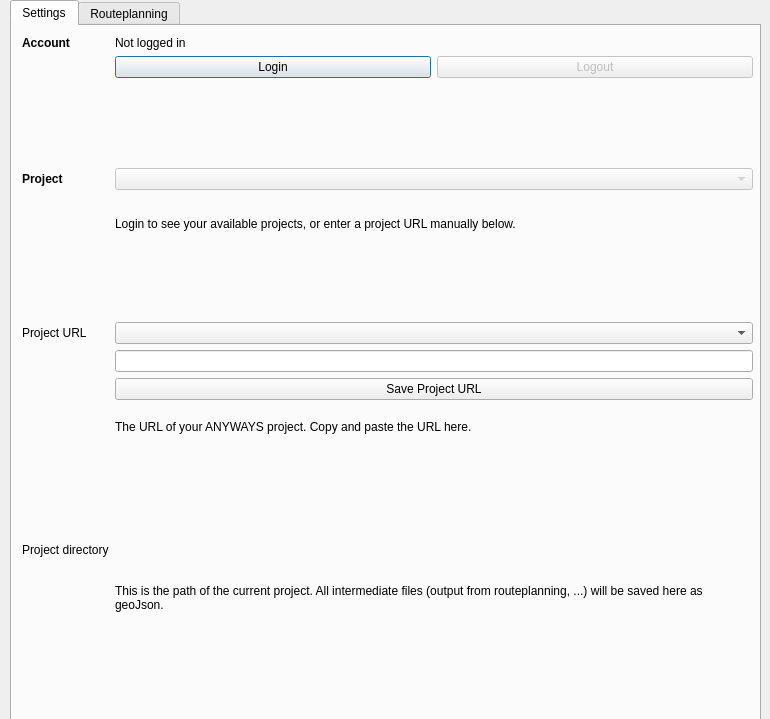
This is ImPact_toolbox_dialog_base.ui in anyways-open/impact-qgis-plugin as Qt 5 draws it before an edit. The edited form follows.
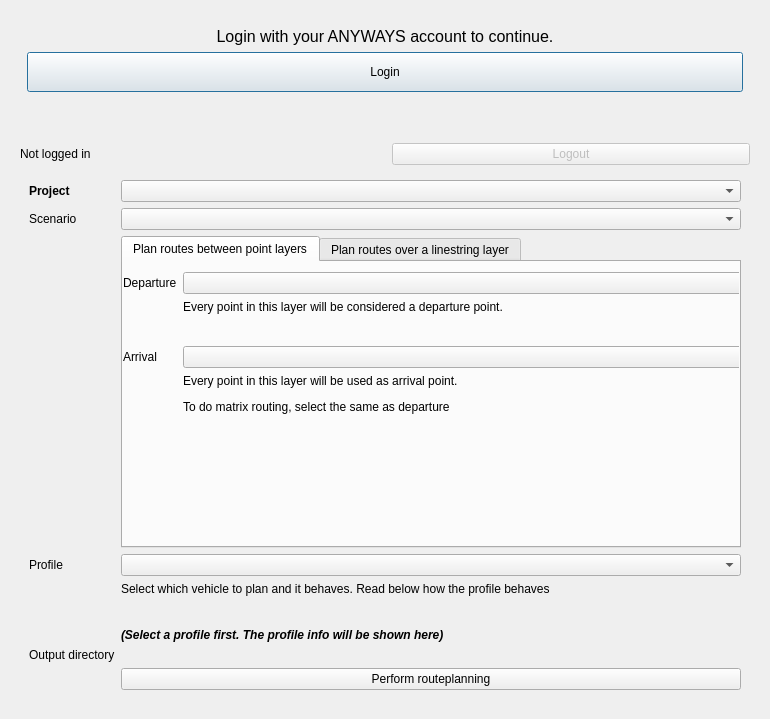
This is the edited form. The open tabs and pages were chosen to show the change. Custom widgets are drawn as their Qt base class.

Commit message:
Remove settings tab, require login for routeplanning.
- Replace tabbed UI with single view: login panel when logged out,
  routeplanning panel when logged in
- Remove unauthenticated manual URL entry flow
- Persist selected project ID in QGIS project settings
- Restore saved project and load networks immediately on open
- Project list loads in parallel without redundant network fetch

Patch:
```diff
--- a/ImPact_toolbox_dialog_base.ui
+++ b/ImPact_toolbox_dialog_base.ui
@@ -43,59 +43,107 @@
   <property name="modal">
    <bool>true</bool>
   </property>
-  <widget class="QTabWidget" name="main_tab">
-   <property name="geometry">
-    <rect>
-     <x>10</x>
-     <y>0</y>
-     <width>751</width>
-     <height>721</height>
-    </rect>
-   </property>
-   <property name="currentIndex">
-    <number>1</number>
-   </property>
-   <widget class="QWidget" name="settings_tab">
-    <attribute name="title">
-     <string>Settings</string>
-    </attribute>
-    <widget class="QWidget" name="formLayoutWidget">
-     <property name="geometry">
-      <rect>
-       <x>10</x>
-       <y>10</y>
-       <width>731</width>
-       <height>661</height>
-      </rect>
-     </property>
-     <layout class="QFormLayout" name="settings_form">
-      <item row="0" column="0">
-       <widget class="QLabel" name="label_auth_header">
+  <layout class="QVBoxLayout" name="main_layout">
+   <!-- Login panel: shown when not logged in -->
+   <item>
+    <widget class="QWidget" name="login_panel">
+     <layout class="QVBoxLayout" name="login_panel_layout">
+      <item>
+       <spacer name="login_spacer_top">
+        <property name="orientation">
+         <enum>Qt::Vertical</enum>
+        </property>
+       </spacer>
+      </item>
+      <item>
+       <widget class="QLabel" name="login_prompt_label">
         <property name="text">
-         <string>Account</string>
+         <string>Login with your ANYWAYS account to continue.</string>
+        </property>
+        <property name="alignment">
+         <set>Qt::AlignCenter</set>
         </property>
         <property name="font">
          <font>
-          <bold>true</bold>
+          <pointsize>12</pointsize>
          </font>
         </property>
        </widget>
       </item>
-      <item row="0" column="1">
-       <widget class="QLabel" name="auth_status_label">
-        <property name="text">
-         <string>Not logged in</string>
-        </property>
-       </widget>
-      </item>
-      <item row="1" column="1">
-       <layout class="QHBoxLayout" name="auth_buttons_layout">
+      <item>
+       <layout class="QHBoxLayout" name="login_button_center_layout">
+        <item>
+         <spacer>
+          <property name="orientation">
+           <enum>Qt::Horizontal</enum>
+          </property>
+         </spacer>
+        </item>
         <item>
          <widget class="QPushButton" name="login_button">
           <property name="text">
            <string>Login</string>
           </property>
+          <property name="minimumSize">
+           <size>
+            <width>200</width>
+            <height>40</height>
+           </size>
+          </property>
          </widget>
+        </item>
+        <item>
+         <spacer>
+          <property name="orientation">
+           <enum>Qt::Horizontal</enum>
+          </property>
+         </spacer>
+        </item>
+       </layout>
+      </item>
+      <item>
+       <widget class="QLabel" name="login_code_label">
+        <property name="text">
+         <string/>
+        </property>
+        <property name="wordWrap">
+         <bool>true</bool>
+        </property>
+        <property name="alignment">
+         <set>Qt::AlignCenter</set>
+        </property>
+       </widget>
+      </item>
+      <item>
+       <spacer name="login_spacer_bottom">
+        <property name="orientation">
+         <enum>Qt::Vertical</enum>
+        </property>
+       </spacer>
+      </item>
+     </layout>
+    </widget>
+   </item>
+   <!-- Routeplanning panel: shown when logged in -->
+   <item>
+    <widget class="QWidget" name="routeplanning_panel">
+     <layout class="QVBoxLayout" name="routeplanning_panel_layout">
+      <!-- Auth status bar -->
+      <item>
+       <layout class="QHBoxLayout" name="auth_bar_layout">
+        <item>
+         <widget class="QLabel" name="auth_status_label">
+          <property name="text">
+           <string>Not logged in</string>
+          </property>
+         </widget>
+        </item>
+        <item>
+         <spacer>
+          <property name="orientation">
+           <enum>Qt::Horizontal</enum>
+          </property>
+         </spacer>
         </item>
         <item>
          <widget class="QPushButton" name="logout_button">
@@ -109,189 +157,33 @@
         </item>
        </layout>
       </item>
-      <item row="2" column="1">
-       <widget class="QLabel" name="login_code_label">
-        <property name="text">
-         <string/>
-        </property>
-        <property name="wordWrap">
-         <bool>true</bool>
-        </property>
-       </widget>
-      </item>
-      <item row="3" column="1">
-       <spacer name="verticalSpacer">
-        <property name="orientation">
-         <enum>Qt::Vertical</enum>
-        </property>
-        <property name="sizeHint" stdset="0">
-         <size>
-          <width>20</width>
-          <height>20</height>
-         </size>
-        </property>
-       </spacer>
-      </item>
-      <item row="4" column="0">
-       <widget class="QLabel" name="label_project_header">
-        <property name="text">
-         <string>Project</string>
-        </property>
-        <property name="font">
-         <font>
-          <bold>true</bold>
-         </font>
-        </property>
-       </widget>
-      </item>
-      <item row="4" column="1">
-       <widget class="QComboBox" name="project_picker">
-        <property name="enabled">
-         <bool>false</bool>
-        </property>
-       </widget>
-      </item>
-      <item row="5" column="1">
-       <widget class="QLabel" name="label_project_explanation">
-        <property name="text">
-         <string>&lt;html&gt;&lt;head/&gt;&lt;body&gt;&lt;p&gt;Login to see your available projects, or enter a project URL manually below.&lt;/p&gt;&lt;/body&gt;&lt;/html&gt;</string>
-        </property>
-        <property name="wordWrap">
-         <bool>true</bool>
-        </property>
-       </widget>
-      </item>
-      <item row="6" column="1">
-       <spacer name="verticalSpacer_3">
-        <property name="orientation">
-         <enum>Qt::Vertical</enum>
-        </property>
-        <property name="sizeHint" stdset="0">
-         <size>
-          <width>20</width>
-          <height>20</height>
-         </size>
-        </property>
-       </spacer>
-      </item>
-      <item row="7" column="0">
-       <widget class="QLabel" name="label_3">
-        <property name="text">
-         <string>Project URL</string>
-        </property>
-       </widget>
-      </item>
-      <item row="7" column="1">
-       <widget class="QComboBox" name="impact_instance_selector"/>
-      </item>
-      <item row="8" column="1">
-       <widget class="QLineEdit" name="impact_url_textfield"/>
-      </item>
-      <item row="9" column="1">
-       <widget class="QPushButton" name="save_impact_url_button">
-        <property name="text">
-         <string>Save Project URL</string>
-        </property>
-       </widget>
-      </item>
-      <item row="10" column="1">
-       <widget class="QLabel" name="label_5">
-        <property name="text">
-         <string>&lt;html&gt;&lt;head/&gt;&lt;body&gt;&lt;p&gt;The URL of your ANYWAYS project. Copy and paste the URL here.&lt;/p&gt;&lt;p/&gt;&lt;/body&gt;&lt;/html&gt;</string>
-        </property>
-        <property name="wordWrap">
-         <bool>true</bool>
-        </property>
-       </widget>
-      </item>
-      <item row="11" column="1">
-       <spacer name="verticalSpacer_2">
-        <property name="orientation">
-         <enum>Qt::Vertical</enum>
-        </property>
-        <property name="sizeHint" stdset="0">
-         <size>
-          <width>20</width>
-          <height>40</height>
-         </size>
-        </property>
-       </spacer>
-      </item>
-      <item row="12" column="0">
-       <widget class="QLabel" name="label_4">
-        <property name="text">
-         <string>Project directory</string>
-        </property>
-       </widget>
-      </item>
-      <item row="12" column="1">
-       <widget class="QgsFileWidget" name="project_directory" native="true"/>
-      </item>
-      <item row="13" column="1">
-       <widget class="QLabel" name="label_6">
-        <property name="text">
-         <string>&lt;html&gt;&lt;head/&gt;&lt;body&gt;&lt;p&gt;This is the path of the current project. All intermediate files (output from routeplanning, ...) will be saved here as geoJson.&lt;/p&gt;&lt;/body&gt;&lt;/html&gt;</string>
-        </property>
-        <property name="scaledContents">
-         <bool>false</bool>
-        </property>
-        <property name="wordWrap">
-         <bool>true</bool>
-        </property>
-       </widget>
-      </item>
-      <item row="14" column="1">
-       <spacer name="verticalSpacer_5">
-        <property name="orientation">
-         <enum>Qt::Vertical</enum>
-        </property>
-        <property name="sizeHint" stdset="0">
-         <size>
-          <width>20</width>
-          <height>40</height>
-         </size>
-        </property>
-       </spacer>
-      </item>
-     </layout>
-    </widget>
-   </widget>
-   <widget class="QWidget" name="routeplanning_tab">
-    <attribute name="title">
-     <string>Routeplanning</string>
-    </attribute>
+      <!-- Routeplanning content -->
+      <item>
     <widget class="QWidget" name="formLayoutWidget_2">
-     <property name="geometry">
-      <rect>
-       <x>0</x>
-       <y>20</y>
-       <width>741</width>
-       <height>661</height>
-      </rect>
-     </property>
      <layout class="QFormLayout" name="routeplanning_form">
-      <item row="1" column="1">
-       <widget class="QLabel" name="label_15">
+         <item row="0" column="0">
+          <widget class="QLabel" name="label_project_header">
         <property name="text">
-         <string>&lt;html&gt;&lt;head/&gt;&lt;body&gt;&lt;p&gt;Calculate routes between multiple departure points and multiple arrival points&lt;/p&gt;&lt;p/&gt;&lt;/body&gt;&lt;/html&gt;</string>
-        </property>
-       </widget>
-      </item>
-      <item row="2" column="1">
-       <widget class="QLabel" name="label_29">
-        <property name="text">
-         <string>All individual road segments will be grouped and counted</string>
+            <string>Project</string>
+           </property>
+           <property name="font">
+            <font>
+             <bold>true</bold>
+            </font>
         </property>
        </widget>
       </item>
-      <item row="3" column="0">
+         <item row="0" column="1">
+          <widget class="QComboBox" name="project_picker"/>
+         </item>
+         <item row="1" column="0">
        <widget class="QLabel" name="label_7">
         <property name="text">
          <string>Scenario</string>
         </property>
        </widget>
       </item>
-      <item row="3" column="1">
+         <item row="1" column="1">
        <widget class="QComboBox" name="scenario_picker">
         <property name="editable">
          <bool>false</bool>
@@ -301,14 +193,7 @@
         </property>
        </widget>
       </item>
-      <item row="4" column="1">
-       <widget class="QLabel" name="label_16">
-        <property name="text">
-         <string/>
-        </property>
-       </widget>
-      </item>
-      <item row="6" column="1">
+         <item row="2" column="1">
        <widget class="QTabWidget" name="toolbox_origin_destination_or_movement">
         <property name="sizePolicy">
          <sizepolicy hsizetype="Expanding" vsizetype="MinimumExpanding">
@@ -436,24 +321,24 @@
         </widget>
        </widget>
       </item>
-      <item row="8" column="0">
+         <item row="3" column="0">
        <widget class="QLabel" name="label_9">
         <property name="text">
          <string>Profile</string>
         </property>
        </widget>
       </item>
-      <item row="8" column="1">
+         <item row="3" column="1">
        <widget class="QComboBox" name="profile_picker"/>
       </item>
-      <item row="9" column="1">
+         <item row="4" column="1">
        <widget class="QLabel" name="label_10">
         <property name="text">
          <string>&lt;html&gt;&lt;head/&gt;&lt;body&gt;&lt;p&gt;Select which vehicle to plan and it behaves. Read below how the profile behaves&lt;/p&gt;&lt;p/&gt;&lt;/body&gt;&lt;/html&gt;</string>
         </property>
        </widget>
       </item>
-      <item row="10" column="1">
+         <item row="5" column="1">
        <widget class="QLabel" name="profile_explanation">
         <property name="font">
          <font>
@@ -466,7 +351,17 @@
         </property>
        </widget>
       </item>
-      <item row="11" column="1">
+         <item row="6" column="0">
+          <widget class="QLabel" name="label_4">
+           <property name="text">
+            <string>Output directory</string>
+           </property>
+          </widget>
+         </item>
+         <item row="6" column="1">
+          <widget class="QgsFileWidget" name="project_directory" native="true"/>
+         </item>
+         <item row="7" column="1">
        <widget class="QPushButton" name="perform_routeplanning_button">
         <property name="text">
          <string>Perform routeplanning</string>
@@ -475,8 +370,11 @@
       </item>
      </layout>
     </widget>
-   </widget>
-  </widget>
+      </item>
+     </layout>
+    </widget>
+   </item>
+  </layout>
  </widget>
  <customwidgets>
   <customwidget>
```
Lines whose indentation alone changed are shown as unchanged. The commit also changes 1 other file.
